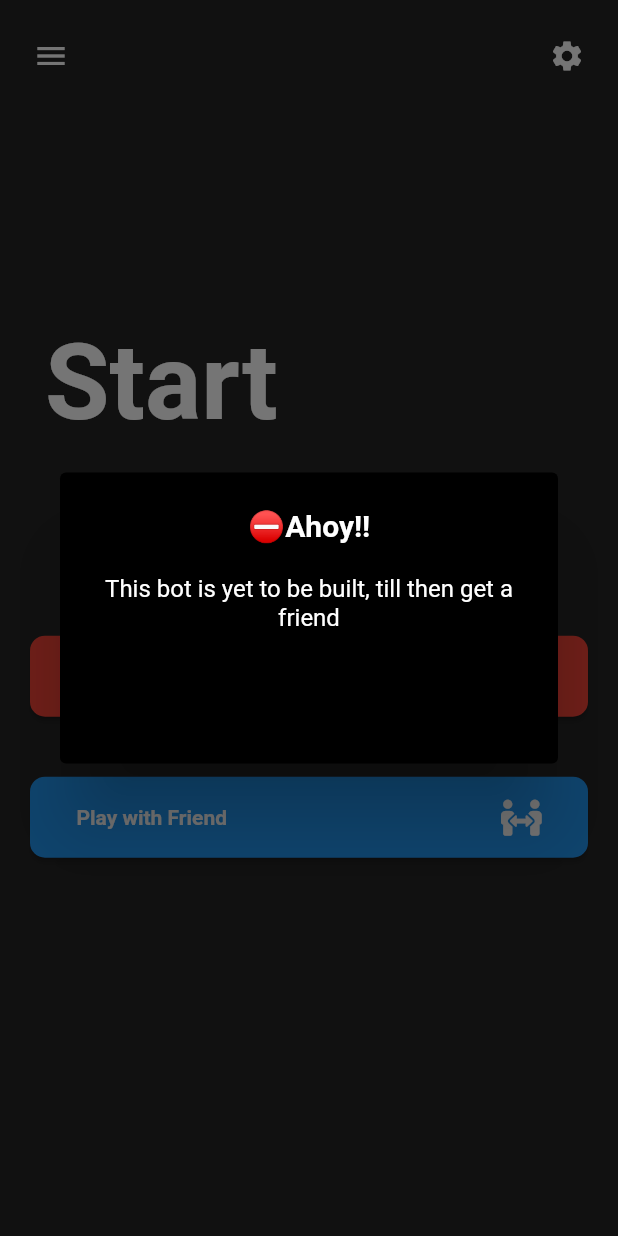
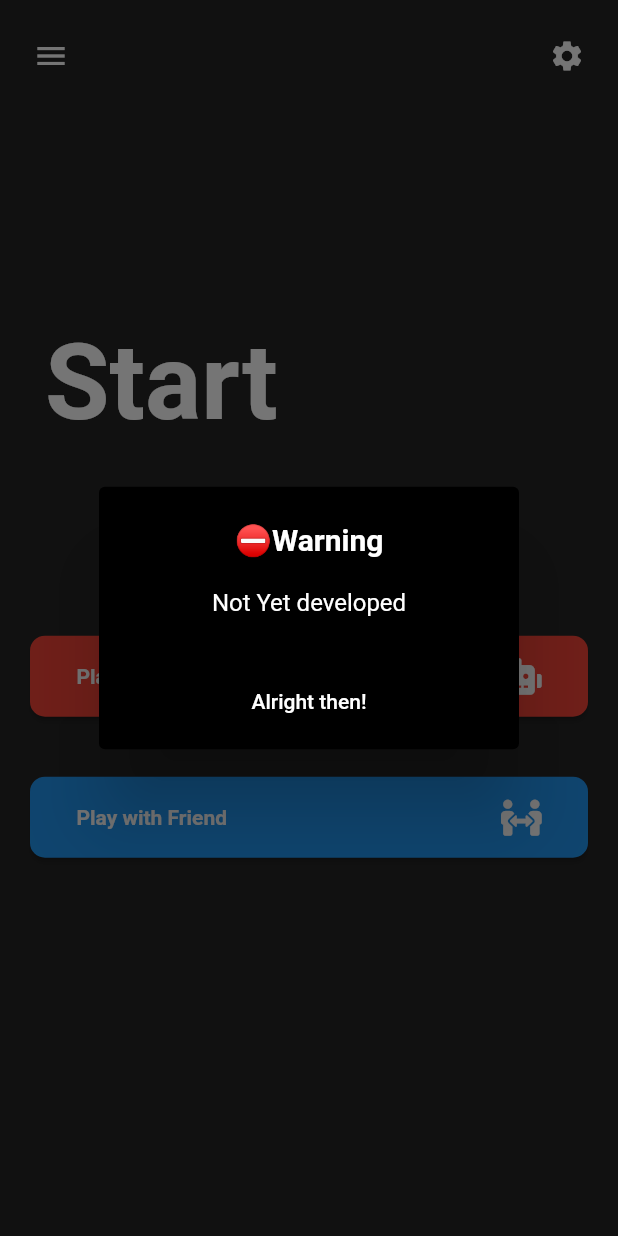
Before and after one commit to Afroz-Shaikh/ttt, a Flutter app: the screen it shows after launch, after a tap on "Play with bot", on a phone screen of 412 x 824 dp. Run offline on Flutter 3.47's test engine with Material 2 defaults, Android fonts, the phone set to English and light mode, and no system bars; our stand-ins replace font_awesome_flutter; missing offline and left inert: giffy_dialog.

Commit message:
Update Home.dart

```diff
--- a/lib/Screens/Home.dart
+++ b/lib/Screens/Home.dart
@@ -150,22 +150,23 @@ _popupDialog(BuildContext context) {
         return AlertDialog(
           backgroundColor: Colors.black,
           title: Text(
-            '⛔Ahoy!!',
+            '⛔Warning',
             style: TextStyle(fontWeight: FontWeight.bold, color: Colors.white),
             textAlign: TextAlign.center,
           ),
           content: Text(
-            'This bot is yet to be built, till then get a friend',
+            'Not Yet developed',
             style: TextStyle(color: Colors.white),
             textAlign: TextAlign.center,
           ),
           actions: <Widget>[
-            FlatButton(
+            MaterialButton(
               onPressed: () => Navigator.of(context).pop(),
               child: Center(
                   child: Text(
                 'Alright then!',
                 textAlign: TextAlign.center,
+                style: TextStyle(color: Colors.white),
               )),
             ),
           ],
```
